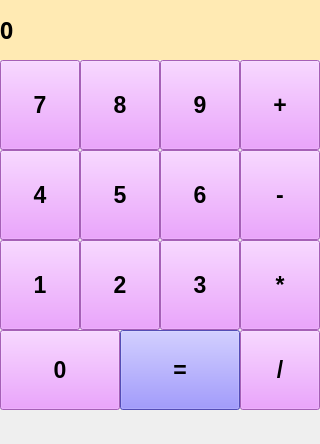
Old version of the form calc.ui in the repository OskarWild/Calculator.
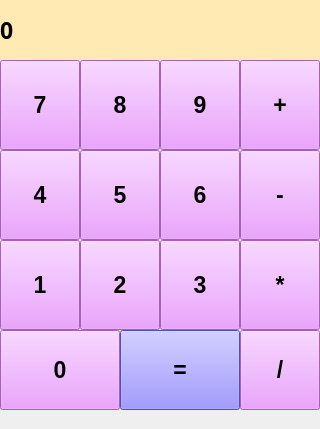
New version of the form.

Commit message: calculating algorythm, error warnings

What changed in the file:
```diff
--- a/calc.ui
+++ b/calc.ui
@@ -7,7 +7,7 @@
     <x>0</x>
     <y>0</y>
     <width>320</width>
-    <height>444</height>
+    <height>429</height>
    </rect>
   </property>
   <property name="windowTitle">
```
The commit also changes 1 other file.
